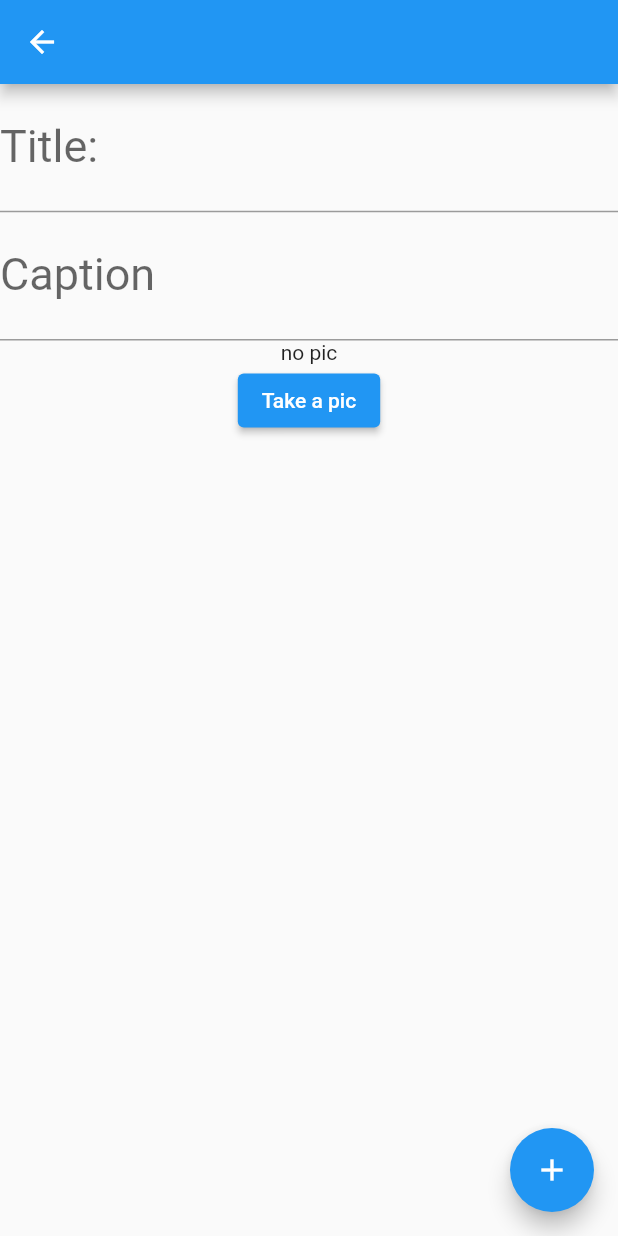
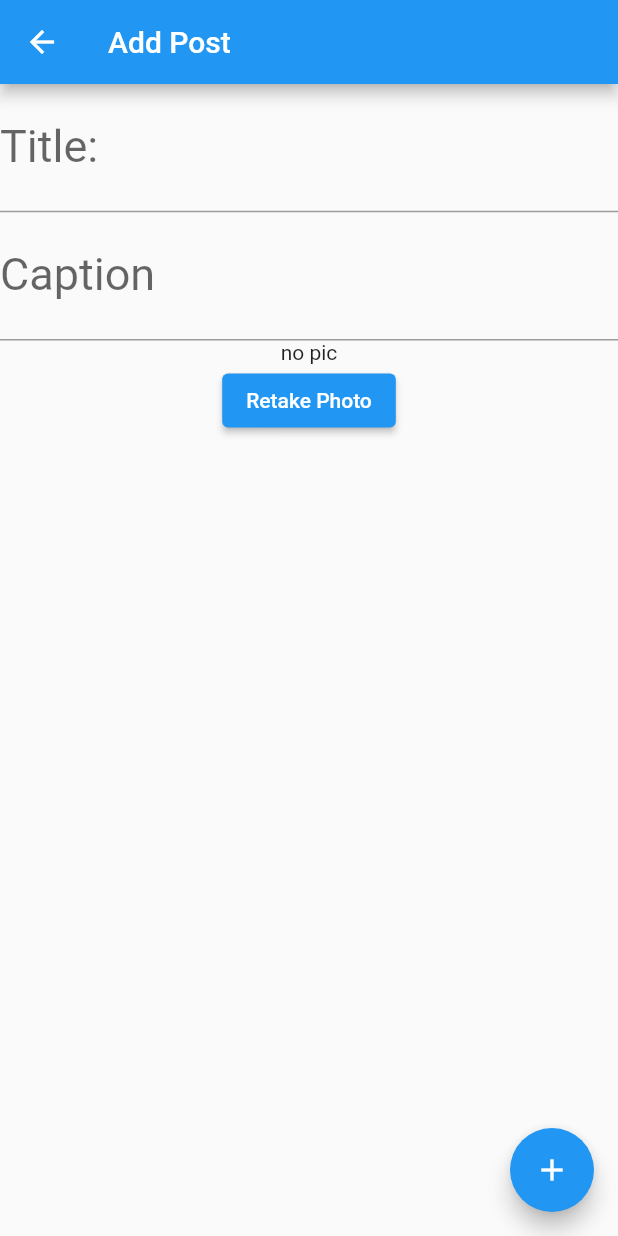
Before and after one commit to CSCI4100U/course-project-nofriendstogroupwith1, a Flutter app: the AddPost screen opened by its route, on a phone screen of 412 x 824 dp. Run offline on Flutter 3.47's test engine with Material 2 defaults, Android fonts, the phone set to English and light mode, and no system bars; our stand-ins replace camera, cloud_firestore, firebase_core, firebase_storage, flutter_map, geocoding and 4 more; accounts and stored records are empty.

Commit message:
Re-add code lost in commit b25e9f7

```diff
--- a/group_project/lib/posts/add_post.dart
+++ b/group_project/lib/posts/add_post.dart
@@ -6,6 +6,9 @@ import 'package:cloud_firestore/cloud_firestore.dart';
 import 'package:firebase_core/firebase_core.dart';
 import 'package:group_project/camera/camera.dart';
 import 'package:group_project/constants.dart';
+
+import 'package:group_project/models/saved_model.dart';
+import 'package:group_project/models/settings_model.dart';
 
 import 'package:geolocator/geolocator.dart';
 import 'package:group_project/models/post.dart';
@@ -33,7 +36,11 @@ class _AddPostState extends State<AddPost> {
 
   int? _dateTime;
 
-  PostModel _model = PostModel();
+  final PostModel _model = PostModel();
+  final SavedModel _savedMode = SavedModel();
+  final SettingsModel _settingsModel = SettingsModel();
+
+  bool isBusy = false;
 
   @override
   Widget build(BuildContext context) {
@@ -43,21 +50,46 @@ class _AddPostState extends State<AddPost> {
       //print("Check Location Permission: $permission");
     });
 
+    if (isBusy) {
+      return Scaffold(
+        appBar: AppBar(
+          title: const Text("Add Post"),
+        ),
+        body: Center(
+            child: Column(
+              mainAxisAlignment: MainAxisAlignment.center,
+              children: const [
+                CircularProgressIndicator(),
+                SizedBox(height: 10,),
+                Text("Uploading Post...")
+              ],
+            )
+        ),
+      );
+
+    }
+
     return Scaffold(
-      appBar: AppBar(),
+      appBar: AppBar(
+        title: const Text("Add Post"),
+      ),
       body: Center(
         child: Column(
           children: [
             TextField(
-              decoration: InputDecoration(labelText: "Title:"),
-              style: TextStyle(fontSize: 30),
-              onChanged: (post_title) {
-                _title = post_title;
+              decoration: const InputDecoration(
+                  labelText: "Title:"
+              ),
+              style: const TextStyle(fontSize: 30),
+              onChanged: (postTitle) {
+                _title = postTitle;
               },
             ),
             TextField(
-              decoration: InputDecoration(labelText: "Caption"),
-              style: TextStyle(fontSize: 30),
+              decoration: const InputDecoration(
+                  labelText: "Caption"
+              ),
+              style: const TextStyle(fontSize: 30),
               onChanged: (cap) {
                 _caption = cap;
               },
@@ -68,19 +100,49 @@ class _AddPostState extends State<AddPost> {
                     : //Text("Yes pic"):
                     Text("no pic") //Image.file(File(widget.imagePath!)),
                 ),
-            ElevatedButton(onPressed: takepic, child: const Text("Take a pic")),
+            ElevatedButton(onPressed: takepic, child: const Text("Retake Photo")),
           ],
         ),
       ),
       floatingActionButton: FloatingActionButton(
-        onPressed: userConfirmation,
+        onPressed: _postButtonPress,
         tooltip: "Add",
         child: const Icon(Icons.add),
       ),
     );
   }
 
-  Future _addToDb() async {
+  _postButtonPress() {
+    _userConfirmation().then(
+            (value) {
+          if (value==true) {
+            setState(() {
+              isBusy=true;
+              _addToDb().then((value) {
+                if (value = true) { // snackbar to tell user the post is created
+                  ScaffoldMessenger.of(context).showSnackBar(
+                    const SnackBar(
+                        content: Text(
+                          "Post Uploaded Successfully",
+                          style: TextStyle(fontSize: 14),
+                        )),
+                  );
+                  Navigator.of(context).pop();
+                } else {
+                  setState(() {
+                    isBusy=false;
+                  });
+                }
+              });
+            });
+          } else {
+            //Do nothing
+          }
+        }
+    );
+  }
+
+  Future<bool> _addToDb() async {
     print("Adding a new entry...");
 
     Position pos = await Geolocator.getCurrentPosition();
@@ -97,28 +159,30 @@ class _AddPostState extends State<AddPost> {
 
       await _model.insertPost(post_data);
 
-      // snackbar to tell user the post is created
-      ScaffoldMessenger.of(context).showSnackBar(
-        const SnackBar(
-            content: Text(
-          "Post Created",
-          style: TextStyle(fontSize: 14),
-        )),
-      );
-      Navigator.pop(context);
+      var ref = await _model.insertPost(post_data);
+
+      bool saveOnPost = await _settingsModel.getBoolSetting(SettingsModel.settingAutoSave)??true;
+      if (saveOnPost) {
+        post_data.reference = ref;
+        await _savedMode.savePost(null, post_data);
+      }
+
+      return true;
     } else {
       print("Failed to upload image!");
+      return false;
     }
   }
 
 // this method is used to confirm information inputed by the user before creating the post
-  Future userConfirmation() async {
-    var confirmation = await showDialog(
+  Future<bool> _userConfirmation() async {
+    bool confirmation = await showDialog(
         context: context,
         builder: (context) {
           return SimpleDialog(
-            title: Text(
-                "Is the following information correct?\n\n Title: $_title\n Caption: $_caption"),
+            title: const Text(
+                "Are you your post is finished?\n"
+                    "You can't edit your post later."),
             children: [
               SimpleDialogOption(
                 child: const Text("Yes"),
@@ -135,14 +199,7 @@ class _AddPostState extends State<AddPost> {
             ],
           );
         });
-
     print("User confirmation of post: $confirmation");
-
-    if (confirmation == true) {
-      _addToDb();
-    } else {
-      confirmation == false;
-    }
 
     return confirmation;
   }
```
